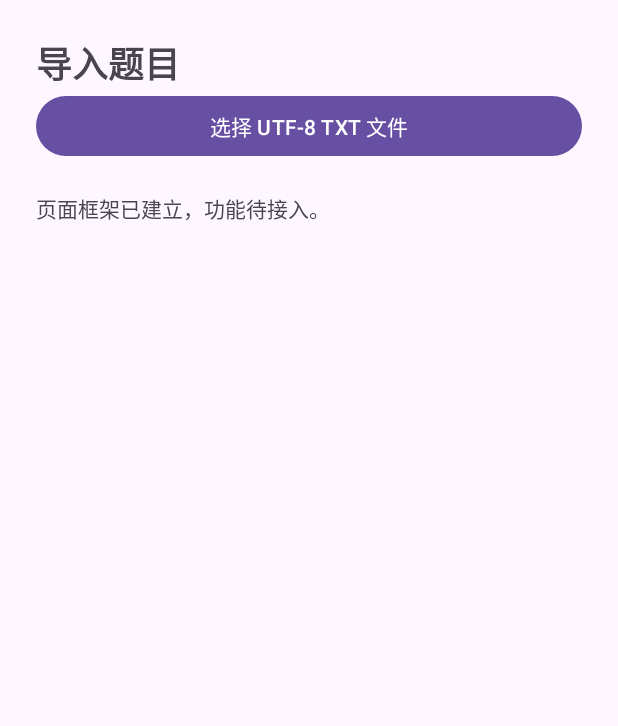
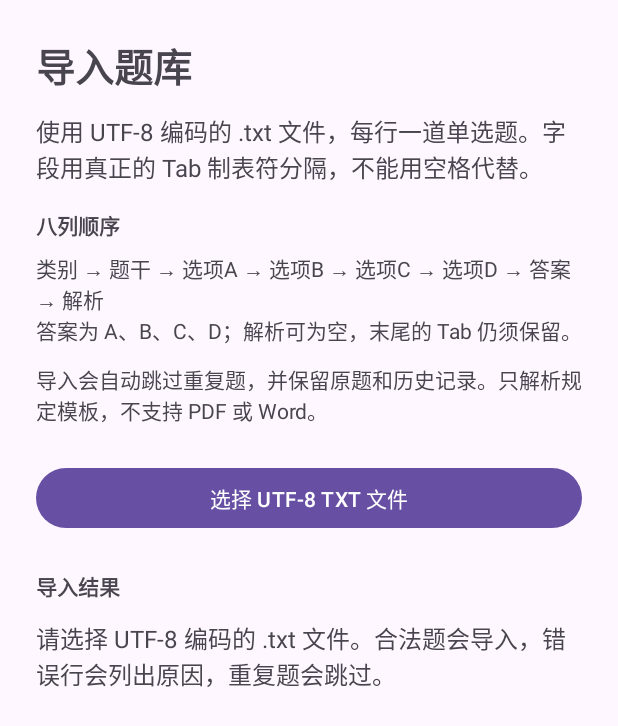
Before and after one commit to jjq06/xingce-practice, an Android app: the screen it shows after launch (ImportActivity), after a tap on "导入题目", on a phone screen of 412 x 824 dp. Shown: the top 726 px of the screen. Run offline under Robolectric (Android 15) with nearby library versions, the light colour scheme and no system bars.

Commit message:
feat:完成A部分题库导入与本地数据模块

```diff
--- a/app/src/main/AndroidManifest.xml
+++ b/app/src/main/AndroidManifest.xml
@@ -3,6 +3,7 @@
     xmlns:tools="http://schemas.android.com/tools">
 
     <application
+        android:name=".data.PracticeApplication"
         android:allowBackup="true"
         android:dataExtractionRules="@xml/data_extraction_rules"
         android:fullBackupContent="@xml/backup_rules"
--- a/app/src/main/java/com/example/myapplication/data/AppDatabaseHelper.java
+++ b/app/src/main/java/com/example/myapplication/data/AppDatabaseHelper.java
@@ -3,13 +3,35 @@ package com.example.myapplication.data;
 import android.content.Context;
 import android.database.sqlite.SQLiteDatabase;
 import android.database.sqlite.SQLiteOpenHelper;
+import java.io.IOException;
+import com.example.myapplication.model.Question;
 
 public class AppDatabaseHelper extends SQLiteOpenHelper {
     public static final String DATABASE_NAME = "xingce.db";
-    public static final int DATABASE_VERSION = 1;
+    public static final int DATABASE_VERSION = 2;
+    private static volatile AppDatabaseHelper instance;
+    private final Context context;
+
+    public static AppDatabaseHelper getInstance(Context context) {
+        if (instance == null) {
+            synchronized (AppDatabaseHelper.class) {
+                if (instance == null) instance = new AppDatabaseHelper(context.getApplicationContext());
+            }
+        }
+        return instance;
+    }
 
     public AppDatabaseHelper(Context context) {
-        super(context, DATABASE_NAME, null, DATABASE_VERSION);
+        this(context, DATABASE_NAME);
+    }
+
+    AppDatabaseHelper(Context context, String name) {
+        super(context, name, null, DATABASE_VERSION);
+        this.context = context.getApplicationContext();
+    }
+
+    @Override public void onConfigure(SQLiteDatabase db) {
+        db.setForeignKeyConstraintsEnabled(true);
     }
 
     @Override
@@ -27,10 +49,29 @@ public class AppDatabaseHelper extends SQLiteOpenHelper {
                 "FOREIGN KEY(record_id) REFERENCES practice_records(id), FOREIGN KEY(question_id) REFERENCES questions(id))");
         db.execSQL("CREATE TABLE wrong_questions (question_id INTEGER PRIMARY KEY, last_wrong_at INTEGER NOT NULL, " +
                 "wrong_count INTEGER NOT NULL, FOREIGN KEY(question_id) REFERENCES questions(id))");
+        seed(db);
+    }
+
+    private void seed(SQLiteDatabase db) {
+        try {
+            QuestionImporter.ParseResult parsed = new QuestionImporter().parseUtf8(
+                    context.getAssets().open("sample_questions.txt"), "项目自编示例 v1");
+            if (!parsed.errors.isEmpty() || parsed.questions.isEmpty()) {
+                throw new IllegalStateException("内置题库格式错误：" + parsed.errors);
+            }
+            for (Question question : parsed.questions) QuestionRepository.insert(db, question);
+        } catch (IOException e) {
+            throw new IllegalStateException("无法读取内置题库", e);
+        }
     }
 
     @Override
     public void onUpgrade(SQLiteDatabase db, int oldVersion, int newVersion) {
-        throw new IllegalStateException("数据库升级规则尚未定义：" + oldVersion + " → " + newVersion);
+        // v1 框架没有自动导入；v2 保留全部旧题、历史和错题，只补入自编题库。
+        if (oldVersion == 1 && newVersion == 2) {
+            seed(db);
+        } else {
+            throw new IllegalStateException("数据库升级规则尚未定义：" + oldVersion + " → " + newVersion);
+        }
     }
 }
--- /dev/null
+++ b/app/src/main/java/com/example/myapplication/data/PracticeApplication.java
@@ -0,0 +1,11 @@
+package com.example.myapplication.data;
+
+import android.app.Application;
+
+/** 首次启动即建库和导入小型内置题库，之后启动只打开现有数据库。 */
+public class PracticeApplication extends Application {
+    @Override public void onCreate() {
+        super.onCreate();
+        AppDatabaseHelper.getInstance(this).getWritableDatabase();
+    }
+}
--- a/app/src/main/java/com/example/myapplication/data/QuestionImporter.java
+++ b/app/src/main/java/com/example/myapplication/data/QuestionImporter.java
@@ -4,6 +4,9 @@ import com.example.myapplication.model.Question;
 import java.io.BufferedReader;
 import java.io.IOException;
 import java.io.Reader;
+import java.io.InputStream;
+import java.io.InputStreamReader;
+import java.nio.charset.CodingErrorAction;
 import java.nio.charset.StandardCharsets;
 import java.security.MessageDigest;
 import java.security.NoSuchAlgorithmException;
@@ -17,6 +20,13 @@ public class QuestionImporter {
         public final List<String> errors = new ArrayList<>();
     }
 
+    /** 严格解码：错误编码会抛出 IOException，不产生可入库的部分结果。关闭输入流。 */
+    public ParseResult parseUtf8(InputStream input, String source) throws IOException {
+        return parse(new InputStreamReader(input, StandardCharsets.UTF_8.newDecoder()
+                .onMalformedInput(CodingErrorAction.REPORT)
+                .onUnmappableCharacter(CodingErrorAction.REPORT)), source);
+    }
+
     public ParseResult parse(Reader input, String source) throws IOException {
         ParseResult result = new ParseResult();
         try (BufferedReader reader = new BufferedReader(input)) {
@@ -24,17 +34,22 @@ public class QuestionImporter {
             int lineNumber = 0;
             while ((line = reader.readLine()) != null) {
                 lineNumber++;
+                if (lineNumber == 1 && line.startsWith("\uFEFF")) line = line.substring(1);
                 if (line.trim().isEmpty()) continue;
                 String[] fields = line.split("\t", -1);
                 if (fields.length != 8) {
                     result.errors.add("第 " + lineNumber + " 行：需要 8 个制表符分隔字段");
                     continue;
                 }
-                boolean empty = false;
-                for (int i = 0; i < 7; i++) empty |= fields[i].trim().isEmpty();
+                String[] labels = {"类别", "题干", "选项A", "选项B", "选项C", "选项D", "答案"};
+                List<String> reasons = new ArrayList<>();
+                for (int i = 0; i < 7; i++) {
+                    if (fields[i].trim().isEmpty()) reasons.add(labels[i] + "不能为空");
+                }
                 String answer = fields[6].trim().toUpperCase(Locale.ROOT);
-                if (empty || !answer.matches("[ABCD]")) {
-                    result.errors.add("第 " + lineNumber + " 行：必填字段为空或答案不是 A-D");
+                if (!answer.isEmpty() && !answer.matches("[ABCD]")) reasons.add("答案必须是 A、B、C、D");
+                if (!reasons.isEmpty()) {
+                    result.errors.add("第 " + lineNumber + " 行：" + String.join("；", reasons));
                     continue;
                 }
                 Question question = new Question();
@@ -54,7 +69,7 @@ public class QuestionImporter {
         return result;
     }
 
-    private String fingerprint(Question q) {
+    public static String fingerprint(Question q) {
         String value = String.join("\u001f", q.category, q.stem, q.optionA, q.optionB, q.optionC, q.optionD);
         try {
             byte[] digest = MessageDigest.getInstance("SHA-256").digest(value.getBytes(StandardCharsets.UTF_8));
--- a/app/src/main/java/com/example/myapplication/data/QuestionRepository.java
+++ b/app/src/main/java/com/example/myapplication/data/QuestionRepository.java
@@ -7,12 +7,34 @@ import android.database.sqlite.SQLiteDatabase;
 import com.example.myapplication.model.Question;
 import java.util.ArrayList;
 import java.util.List;
+import java.util.Map;
+import java.util.LinkedHashMap;
 
 public class QuestionRepository {
     private final AppDatabaseHelper helper;
 
     public QuestionRepository(Context context) {
-        helper = new AppDatabaseHelper(context);
+        helper = AppDatabaseHelper.getInstance(context);
+    }
+
+    QuestionRepository(AppDatabaseHelper helper) { this.helper = helper; }
+
+    public int count(String category) {
+        if (category == null) return count();
+        try (Cursor cursor = helper.getReadableDatabase().rawQuery(
+                "SELECT COUNT(*) FROM questions WHERE category = ?", new String[]{category})) {
+            cursor.moveToFirst();
+            return cursor.getInt(0);
+        }
+    }
+
+    public Map<String, Integer> categoryCounts() {
+        Map<String, Integer> counts = new LinkedHashMap<>();
+        try (Cursor cursor = helper.getReadableDatabase().rawQuery(
+                "SELECT category, COUNT(*) FROM questions GROUP BY category ORDER BY category", null)) {
+            while (cursor.moveToNext()) counts.put(cursor.getString(0), cursor.getInt(1));
+        }
+        return counts;
     }
 
     public int count() {
@@ -57,24 +79,38 @@ public class QuestionRepository {
         db.beginTransaction();
         try {
             for (Question question : questions) {
-                ContentValues values = new ContentValues();
-                values.put("category", question.category);
-                values.put("stem", question.stem);
-                values.put("option_a", question.optionA);
-                values.put("option_b", question.optionB);
-                values.put("option_c", question.optionC);
-                values.put("option_d", question.optionD);
-                values.put("answer", question.answer);
-                values.put("explanation", question.explanation);
-                values.put("source", question.source);
-                values.put("fingerprint", question.fingerprint);
-                if (db.insertWithOnConflict("questions", null, values, SQLiteDatabase.CONFLICT_IGNORE) != -1) inserted++;
+                if (insert(db, question) != -1) inserted++;
             }
             db.setTransactionSuccessful();
         } finally {
             db.endTransaction();
         }
         return inserted;
+    }
+
+    static long insert(SQLiteDatabase db, Question question) {
+        if (question == null || question.category == null || question.category.trim().isEmpty()
+                || question.stem == null || question.stem.trim().isEmpty()
+                || question.optionA == null || question.optionA.trim().isEmpty()
+                || question.optionB == null || question.optionB.trim().isEmpty()
+                || question.optionC == null || question.optionC.trim().isEmpty()
+                || question.optionD == null || question.optionD.trim().isEmpty()
+                || question.answer == null || !question.answer.matches("[ABCD]")) {
+            throw new IllegalArgumentException("题目必填字段为空或答案不合法");
+        }
+        question.fingerprint = QuestionImporter.fingerprint(question);
+        ContentValues values = new ContentValues();
+        values.put("category", question.category);
+        values.put("stem", question.stem);
+        values.put("option_a", question.optionA);
+        values.put("option_b", question.optionB);
+        values.put("option_c", question.optionC);
+        values.put("option_d", question.optionD);
+        values.put("answer", question.answer);
+        values.put("explanation", question.explanation == null ? "" : question.explanation);
+        values.put("source", question.source == null ? "" : question.source);
+        values.put("fingerprint", question.fingerprint);
+        return db.insertWithOnConflict("questions", null, values, SQLiteDatabase.CONFLICT_IGNORE);
     }
 
     private Question read(Cursor cursor) {
--- a/app/src/main/java/com/example/myapplication/ui/ImportActivity.java
+++ b/app/src/main/java/com/example/myapplication/ui/ImportActivity.java
@@ -1,42 +1,55 @@
 package com.example.myapplication.ui;
 
 import android.app.Activity;
+import android.content.ActivityNotFoundException;
 import android.content.Intent;
 import android.os.Bundle;
+import android.view.View;
 import android.widget.TextView;
 import androidx.activity.result.ActivityResultLauncher;
 import androidx.activity.result.contract.ActivityResultContracts;
 import androidx.appcompat.app.AppCompatActivity;
+import androidx.core.graphics.Insets;
+import androidx.core.view.ViewCompat;
+import androidx.core.view.WindowInsetsCompat;
+import androidx.lifecycle.ViewModelProvider;
 import com.example.myapplication.R;
-import com.example.myapplication.data.QuestionImporter;
-import com.example.myapplication.data.QuestionRepository;
-import java.io.InputStreamReader;
-import java.nio.charset.StandardCharsets;
 
 public class ImportActivity extends AppCompatActivity {
-    private TextView status;
+    private ImportViewModel model;
     private final ActivityResultLauncher<Intent> picker = registerForActivityResult(
             new ActivityResultContracts.StartActivityForResult(), result -> {
-                if (result.getResultCode() != Activity.RESULT_OK || result.getData() == null || result.getData().getData() == null) return;
-                try (InputStreamReader reader = new InputStreamReader(
-                        getContentResolver().openInputStream(result.getData().getData()), StandardCharsets.UTF_8)) {
-                    QuestionImporter.ParseResult parsed = new QuestionImporter().parse(reader, "用户导入");
-                    int inserted = new QuestionRepository(this).insertAll(parsed.questions);
-                    status.setText("新增 " + inserted + " 题；格式错误 " + parsed.errors.size() + " 行\n" + String.join("\n", parsed.errors));
-                } catch (Exception e) {
-                    status.setText("导入失败：" + e.getMessage());
-                }
+                if (result.getResultCode() == Activity.RESULT_OK && result.getData() != null
+                        && result.getData().getData() != null) model.importFile(result.getData().getData());
             });
 
     @Override protected void onCreate(Bundle state) {
         super.onCreate(state);
         setContentView(R.layout.activity_import);
-        status = findViewById(R.id.import_status);
-        findViewById(R.id.pick_file).setOnClickListener(v -> {
+        View root = findViewById(R.id.import_root);
+        ViewCompat.setOnApplyWindowInsetsListener(root, (view, insets) -> {
+            Insets bars = insets.getInsets(WindowInsetsCompat.Type.systemBars());
+            view.setPadding(bars.left, bars.top, bars.right, bars.bottom);
+            return insets;
+        });
+        TextView status = findViewById(R.id.import_status);
+        View button = findViewById(R.id.pick_file);
+        model = new ViewModelProvider(this).get(ImportViewModel.class);
+        model.state().observe(this, value -> {
+            status.setText(value.message);
+            button.setEnabled(!value.busy);
+            findViewById(R.id.import_progress).setVisibility(value.busy ? View.VISIBLE : View.GONE);
+        });
+        button.setOnClickListener(v -> {
             Intent intent = new Intent(Intent.ACTION_OPEN_DOCUMENT);
-            intent.setType("text/plain");
+            // 部分文件管理器把 TXT 标为 application/octet-stream，选择后按文件名和编码校验。
+            intent.setType("*/*");
             intent.addCategory(Intent.CATEGORY_OPENABLE);
-            picker.launch(intent);
+            try {
+                picker.launch(intent);
+            } catch (ActivityNotFoundException e) {
+                status.setText("未找到系统文件选择器，请启用文件管理应用后重试。");
+            }
         });
     }
 }
--- a/app/src/main/res/layout/activity_import.xml
+++ b/app/src/main/res/layout/activity_import.xml
@@ -1,13 +1,29 @@
 <?xml version="1.0" encoding="utf-8"?>
 <ScrollView xmlns:android="http://schemas.android.com/apk/res/android"
-    android:layout_width="match_parent" android:layout_height="match_parent">
+    android:id="@+id/import_root" android:layout_width="match_parent" android:layout_height="match_parent"
+    android:fillViewport="true">
     <LinearLayout android:layout_width="match_parent" android:layout_height="wrap_content"
         android:orientation="vertical" android:padding="24dp">
         <TextView android:layout_width="match_parent" android:layout_height="wrap_content"
-            android:text="导入题目" android:textSize="24sp" android:textStyle="bold" />
-        <Button android:id="@+id/pick_file" android:layout_width="match_parent" android:layout_height="wrap_content" android:text="选择 UTF-8 TXT 文件" />
+            android:text="导入题库" android:textSize="26sp" android:textStyle="bold" />
+        <TextView android:layout_width="match_parent" android:layout_height="wrap_content"
+            android:layout_marginTop="12dp" android:textSize="16sp"
+            android:text="使用 UTF-8 编码的 .txt 文件，每行一道单选题。字段用真正的 Tab 制表符分隔，不能用空格代替。" />
+        <TextView android:layout_width="match_parent" android:layout_height="wrap_content"
+            android:layout_marginTop="16dp" android:textStyle="bold" android:text="八列顺序" />
+        <TextView android:layout_width="match_parent" android:layout_height="wrap_content"
+            android:layout_marginTop="8dp" android:text="类别 → 题干 → 选项A → 选项B → 选项C → 选项D → 答案 → 解析\n答案为 A、B、C、D；解析可为空，末尾的 Tab 仍须保留。" />
+        <TextView android:layout_width="match_parent" android:layout_height="wrap_content"
+            android:layout_marginTop="12dp" android:text="导入会自动跳过重复题，并保留原题和历史记录。只解析规定模板，不支持 PDF 或 Word。" />
+        <Button android:id="@+id/pick_file" android:layout_width="match_parent" android:layout_height="wrap_content"
+            android:layout_marginTop="24dp" android:text="选择 UTF-8 TXT 文件" />
+        <ProgressBar android:id="@+id/import_progress" android:layout_width="wrap_content"
+            android:layout_height="wrap_content" android:layout_gravity="center_horizontal"
+            android:visibility="gone" android:contentDescription="正在导入" />
+        <TextView android:layout_width="match_parent" android:layout_height="wrap_content"
+            android:layout_marginTop="24dp" android:textStyle="bold" android:text="导入结果" />
         <TextView android:id="@+id/import_status" android:layout_width="match_parent"
-            android:layout_height="wrap_content" android:layout_marginTop="20dp"
-            android:text="页面框架已建立，功能待接入。" />
+            android:layout_height="wrap_content" android:layout_marginTop="12dp" android:textSize="16sp"
+            android:textIsSelectable="true" android:accessibilityLiveRegion="polite" />
     </LinearLayout>
 </ScrollView>
```
Also changed, not shown: app/src/main/assets/sample_questions.txt (+30 -2 lines), app/src/main/java/com/example/myapplication/data/PracticeRepository.java (+132 -7 lines), app/src/main/java/com/example/myapplication/ui/ImportViewModel.java (added, +74 -0 lines), 10 other files.
